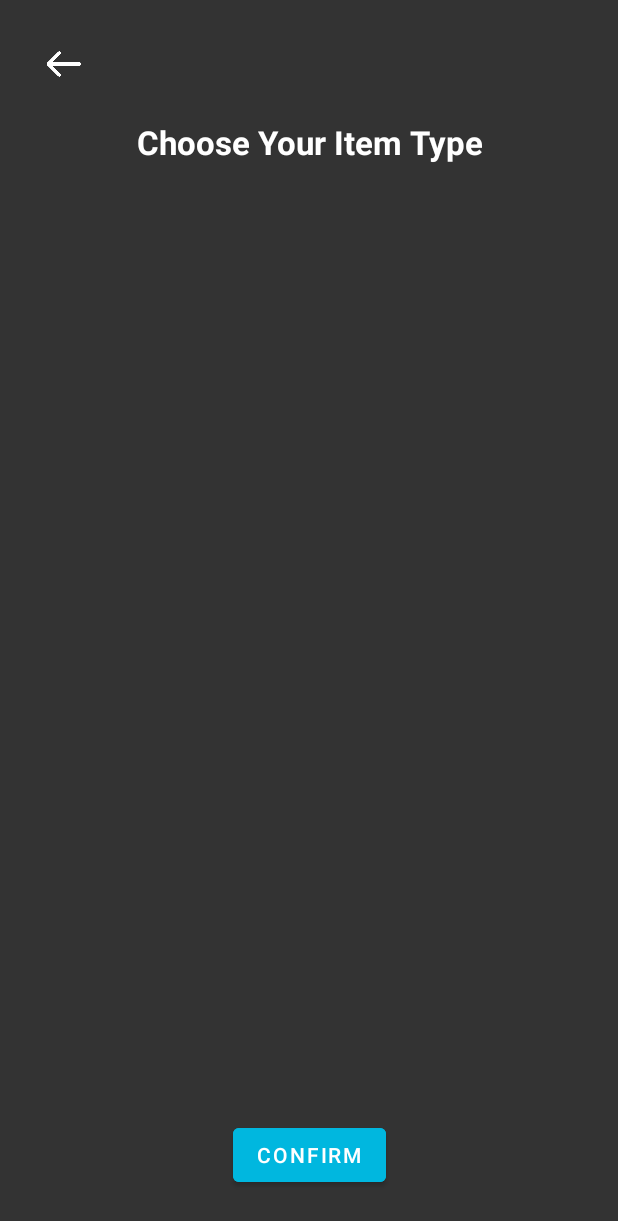
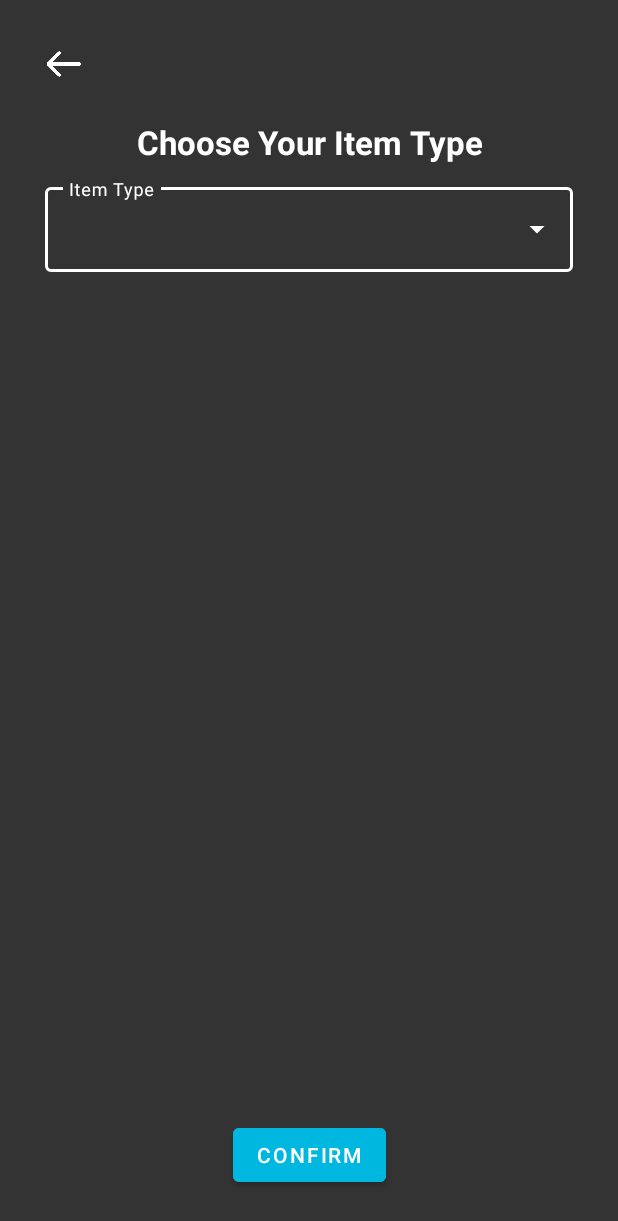
Before and after one commit to kevintanuwijaya/Project-BiLocker, an Android app: the CheckInActivity screen opened directly, with no data from a screen before it, on a phone screen of 412 x 824 dp. Shown: the top 1221 px of the screen. Run offline under Robolectric (Android 15) with nearby library versions, the phone set to English and light mode, and no system bars; our stand-ins replace Volley; network calls fail.

Commit message:
CheckInProsess added

```diff
--- a/app/src/main/java/com/bilocker/activity/CheckInActivity.java
+++ b/app/src/main/java/com/bilocker/activity/CheckInActivity.java
@@ -6,6 +6,8 @@ import androidx.recyclerview.widget.LinearLayoutManager;
 import android.content.Intent;
 import android.os.Bundle;
 import android.view.View;
+import android.widget.ArrayAdapter;
+import android.widget.AutoCompleteTextView;
 import android.widget.Button;
 import android.widget.ImageView;
 import android.widget.Spinner;
@@ -36,10 +38,11 @@ import java.util.Vector;
 
 public class CheckInActivity extends AppCompatActivity {
 
-    private Spinner categorySpinner;
+    private AutoCompleteTextView categoryTextView;
     private Vector<ItemCategory> categories;
     private ImageView backBtn;
     private Button confirmButton;
+    private String lockerID;
 
     private static final String getCategoriesURL = "https://bilocker.000webhostapp.com/BiLocker/GetItemCategories.php";
 
@@ -52,11 +55,11 @@ public class CheckInActivity extends AppCompatActivity {
 
         categories = new Vector<ItemCategory>();
 
-        categorySpinner = findViewById(R.id.checkin_spinner);
+        categoryTextView = findViewById(R.id.category_autocompleteTextView);
         requestQueue = Volley.newRequestQueue(CheckInActivity.this);
         backBtn = findViewById(R.id.checkin_back_btn);
         confirmButton = findViewById(R.id.checkin_confirm_btn);
-
+        lockerID = getIntent().getStringExtra("LOCKERID");
     }
 
     @Override
@@ -80,7 +83,9 @@ public class CheckInActivity extends AppCompatActivity {
         confirmButton.setOnClickListener(new View.OnClickListener() {
             @Override
             public void onClick(View v) {
-
+                Intent toConfirm = new Intent(CheckInActivity.this, CheckInConfirmActivity.class);
+                toConfirm.putExtra("LOCKERID",lockerID);
+                startActivity(toConfirm);
             }
         });
 
@@ -117,8 +122,8 @@ public class CheckInActivity extends AppCompatActivity {
                         }
 
 
-                        ItemCategoryAdapter adapter = new ItemCategoryAdapter(getApplicationContext(),categories);
-                        categorySpinner.setAdapter(adapter);
+                        ItemCategoryAdapter adapter = new ItemCategoryAdapter(getApplicationContext(),R.layout.item_type_items,categories);
+                        categoryTextView.setAdapter(adapter);
 
                     } catch (JSONException e) {
                         e.printStackTrace();
@@ -135,4 +140,6 @@ public class CheckInActivity extends AppCompatActivity {
         requestQueue.add(checkLockerRequest);
 
     }
+
+
 }
--- a/app/src/main/res/layout/activity_check_in.xml
+++ b/app/src/main/res/layout/activity_check_in.xml
@@ -28,11 +28,24 @@
             android:textSize="10pt"
             android:textStyle="bold" />
 
-        <Spinner
-            android:id="@+id/checkin_spinner"
+        <com.google.android.material.textfield.TextInputLayout
+            style="@style/Widget.MaterialComponents.TextInputLayout.OutlinedBox.ExposedDropdownMenu"
             android:layout_width="match_parent"
-            android:layout_height="match_parent"
-            android:background="@color/white" />
+            android:layout_height="wrap_content"
+            android:hint="Item Type"
+            android:textColorHint="@color/white"
+            app:boxBackgroundColor="@color/black_80_component">
+
+            <AutoCompleteTextView
+                android:id="@+id/category_autocompleteTextView"
+                android:layout_width="match_parent"
+                android:layout_height="match_parent"
+                android:inputType="none"
+                android:textColor="@color/white" />
+
+
+
+        </com.google.android.material.textfield.TextInputLayout>
 
 
     </LinearLayout>
--- a/app/src/main/res/layout/item_type_items.xml
+++ b/app/src/main/res/layout/item_type_items.xml
@@ -11,8 +11,8 @@
 
         <ImageView
             android:id="@+id/item_category_image"
-            android:layout_width="50dp"
-            android:layout_height="50dp"/>
+            android:layout_width="40dp"
+            android:layout_height="40dp"/>
 
         <TextView
             android:id="@+id/item_category_name"
--- a/app/src/main/res/values/colors.xml
+++ b/app/src/main/res/values/colors.xml
@@ -9,6 +9,7 @@
     <color name="white">#FFFFFFFF</color>
     <color name="gray">#242424</color>
     <color name="black_80">#CC000000</color>
+    <color name="black_80_component">#333333</color>
     <color name="black_60">#99000000</color>
     <color name="blue_main">#00B7DF</color>
     <color name="white_broken">#F1F5FF</color>
--- a/app/src/main/res/values/themes.xml
+++ b/app/src/main/res/values/themes.xml
@@ -2,7 +2,7 @@
     <!-- Base application theme. -->
     <style name="Theme.BiLocker" parent="Theme.MaterialComponents.DayNight.NoActionBar">
         <!-- Primary brand color. -->
-        <item name="colorPrimary">@color/purple_500</item>
+        <item name="colorPrimary">@color/white</item>
         <item name="colorPrimaryVariant">@color/purple_700</item>
         <item name="colorOnPrimary">@color/white</item>
         <!-- Secondary brand color. -->
```
Also changed, not shown: app/src/main/AndroidManifest.xml (+9 -5 lines), app/src/main/java/com/bilocker/activity/CheckInConfirmActivity.java (added, +147 -0 lines), app/src/main/java/com/bilocker/adapter/ItemCategoryAdapter.java (+11 -24 lines), app/src/main/java/com/bilocker/model/ItemCategory.java (+7 -0 lines), app/src/main/res/anim/check_image_animation.xml (added, +14 -0 lines), app/src/main/res/layout/activity_check_in_confirm.xml (added, +34 -0 lines).
